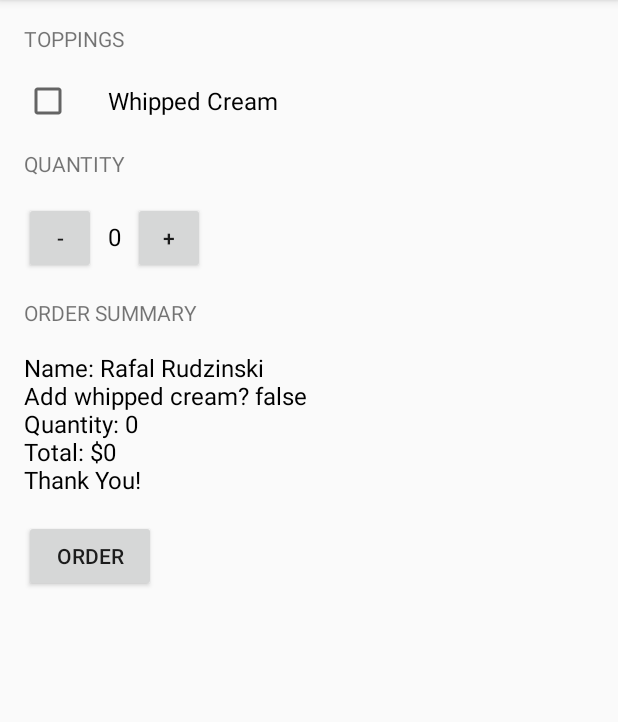
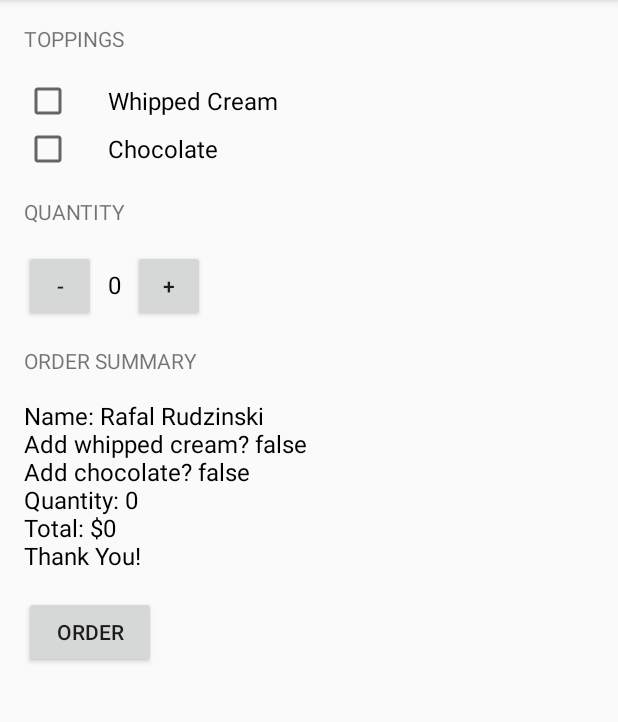
Before and after one commit to rafalrudzinski/JustJava, an Android app: the screen it shows after launch (MainActivity), after a tap on "ORDER", on a phone screen of 412 x 824 dp, the part 84-806 px from its top. Run offline under Robolectric (Android 15) with nearby library versions, the phone set to English and light mode, and no system bars.

Commit message:
Added chocolate checkbox, refactored checkbox and submitOrder methods

```diff
--- a/app/src/main/java/com/rrudzinski/justjava/MainActivity.java
+++ b/app/src/main/java/com/rrudzinski/justjava/MainActivity.java
@@ -24,11 +24,7 @@ public class MainActivity extends AppCompatActivity {
      * @param view
      */
     public void submitOrder(View view) {
-        CheckBox whippedCreamCheckBox = (CheckBox) findViewById(R.id.whipped_cream_checkBox);
-        boolean whippedCreamIsChecked = whippedCreamCheckBox.isChecked();
-        Log.v("MainActivity", "isChecked: " + whippedCreamIsChecked);
-
-        displayMessage(createOrderSummary(5, whippedCreamIsChecked));
+        displayMessage(createOrderSummary(5, isWhippedCreamChecked(), isChocolateChecked()));
     }
 
     /**
@@ -86,9 +82,22 @@ public class MainActivity extends AppCompatActivity {
      * @param price of the order
      * @return text summary
      */
-    private String createOrderSummary(int price, boolean checked) {
-        String priceMessage = "Name: Rafal Rudzinski\n" + "Add whipped cream? " + checked +
+    private String createOrderSummary(int price, boolean whipCreamIsChecked, boolean chocolateIsChecked) {
+        String priceMessage = "Name: Rafal Rudzinski\n" + "Add whipped cream? " + whipCreamIsChecked +
+                "\nAdd chocolate? " + chocolateIsChecked +
                 "\nQuantity: " + quantity + "\nTotal: $" + calculatePrice() + "\nThank You!";
         return priceMessage;
     }
+
+    private boolean isWhippedCreamChecked() {
+        CheckBox whippedCreamCheckBox = (CheckBox) findViewById(R.id.whipped_cream_checkBox);
+
+        return whippedCreamCheckBox.isChecked();
+    }
+
+    private boolean isChocolateChecked() {
+        CheckBox chocolateCheckBox = (CheckBox) findViewById(R.id.chocolate_checkBox);
+
+        return chocolateCheckBox.isChecked();
+    }
 }
--- a/app/src/main/res/layout/activity_main.xml
+++ b/app/src/main/res/layout/activity_main.xml
@@ -24,6 +24,14 @@
             android:layout_width="wrap_content"
             android:layout_height="wrap_content"
             android:text="Whipped Cream"
+            android:textSize="16sp"
+            android:paddingLeft="24dp"/>
+
+        <CheckBox
+            android:id="@+id/chocolate_checkBox"
+            android:layout_width="wrap_content"
+            android:layout_height="wrap_content"
+            android:text="Chocolate"
             android:textSize="16sp"
             android:paddingLeft="24dp"/>
 
```
